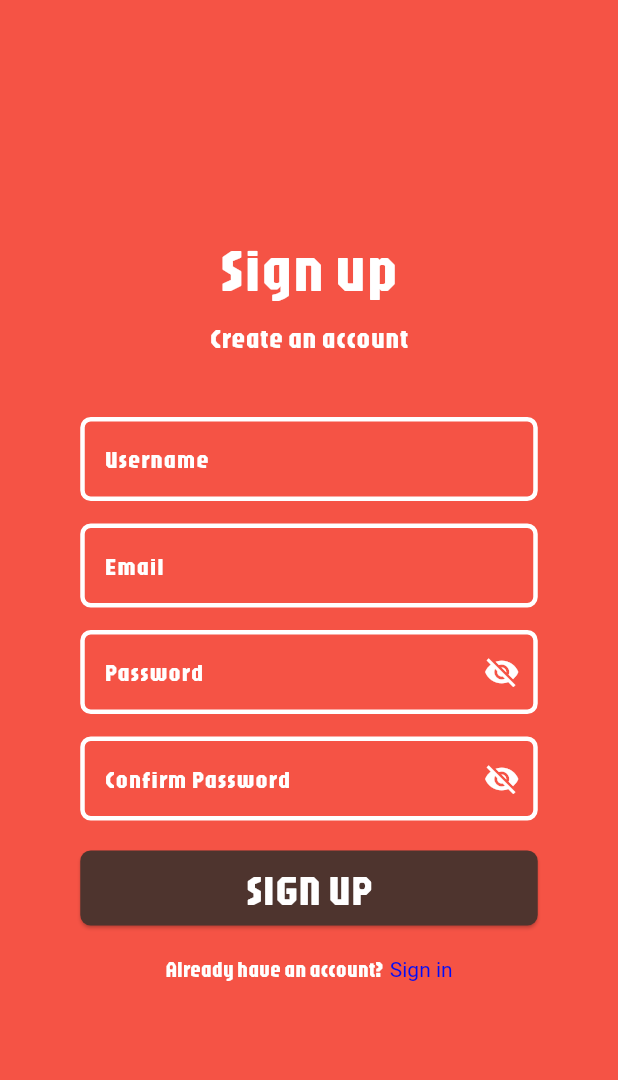
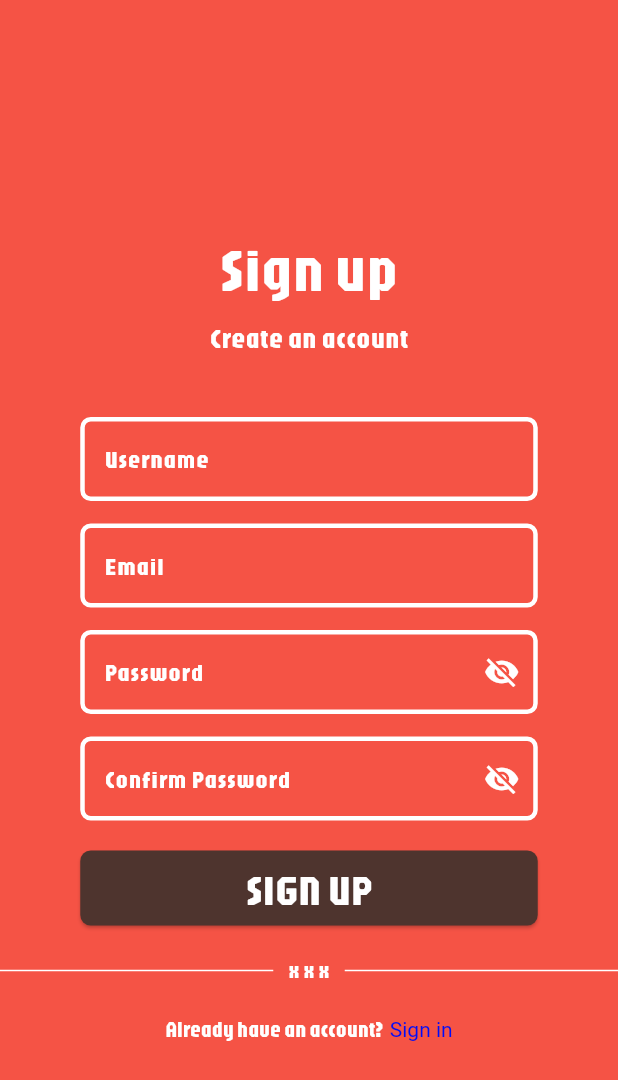
Before and after one commit to alvish-shrestha/Budget-Hero-Mobile-App-Assignment, a Flutter app: the Signup screen opened directly, on a phone screen of 412 x 824 dp. Shown: the top 1080 px of the screen. Run offline on Flutter 3.47's test engine with Material 3 defaults, Android fonts, the phone set to English and light mode, and no system bars.

Commit message:
added some

```diff
--- a/lib/view/signup_screen.dart
+++ b/lib/view/signup_screen.dart
@@ -284,6 +284,29 @@ class _SignupState extends State<Signup> {
                     ),
                   ),
                   const SizedBox(height: 20),
+                  Row(
+                    mainAxisAlignment: MainAxisAlignment.center,
+                    children: [
+                      const Expanded(
+                        child: Divider(color: Colors.white, thickness: 1),
+                      ),
+                      Padding(
+                        padding: const EdgeInsets.symmetric(horizontal: 10),
+                        child: Text(
+                          "x x x",
+                          style: TextStyle(
+                            fontFamily: "Jaro",
+                            fontSize: 14,
+                            color: Colors.white,
+                          ),
+                        ),
+                      ),
+                      const Expanded(
+                        child: Divider(color: Colors.white, thickness: 1),
+                      ),
+                    ],
+                  ),
+                  const SizedBox(height: 20),
                   GestureDetector(
                     onTap: () {
                       Navigator.pop(context);
```
